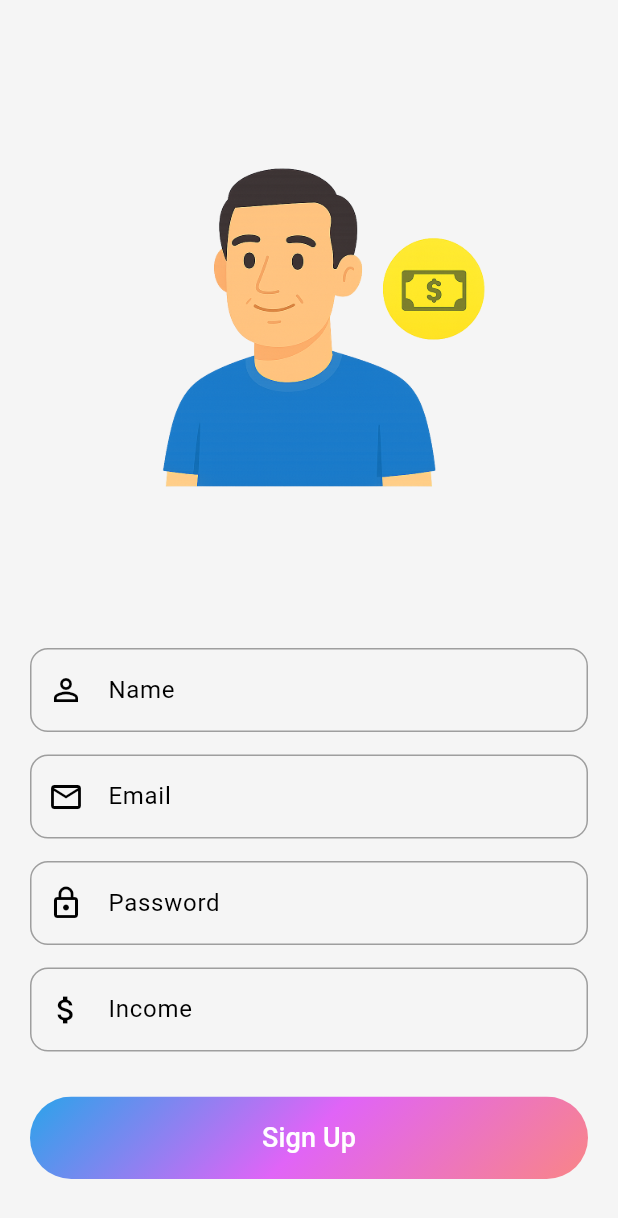
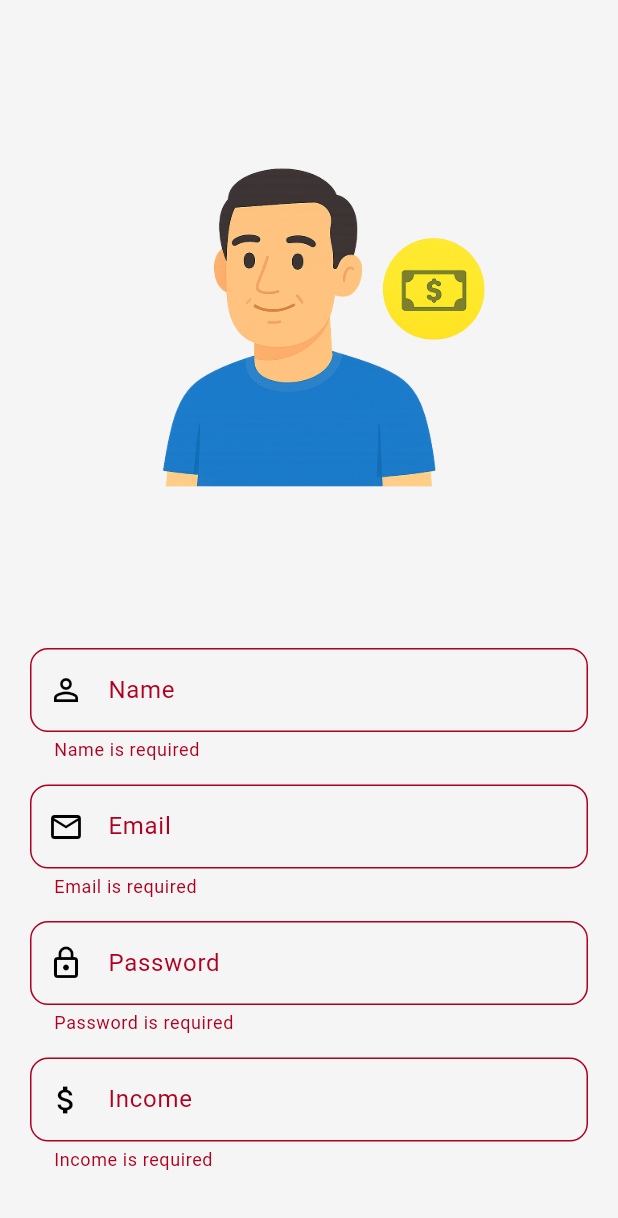
Before and after one commit to Fatma-kabil/MoneyNest, a Flutter app: the screen it shows after launch, after a tap on "Sign Up", on a phone screen of 412 x 824 dp. Shown: the top 1218 px of the screen. Run offline on Flutter 3.47's test engine with Material 3 defaults, Android fonts, the phone set to English and light mode, and no system bars; our stand-ins replace bloc, cloud_firestore, firebase_core, fl_chart, flutter_bloc, flutter_colorpicker; accounts and stored records are empty.

Commit message:
update sign up ui

```diff
--- a/lib/features/auth/presentation/views/sign_up_page.dart
+++ b/lib/features/auth/presentation/views/sign_up_page.dart
@@ -5,6 +5,8 @@ import 'package:money_nest/features/auth/presentation/views/widgets/sign_up_form
 
 class SignUpPage extends StatelessWidget {
   SignUpPage({super.key});
+
+  final _formKey = GlobalKey<FormState>();
 
   final nameController = TextEditingController();
   final emailController = TextEditingController();
@@ -14,25 +16,23 @@ class SignUpPage extends StatelessWidget {
   @override
   Widget build(BuildContext context) {
     final screenHeight = MediaQuery.of(context).size.height;
+
     return Scaffold(
-    //  backgroundColor: Colors.green,
       body: SafeArea(
         child: Padding(
           padding: const EdgeInsets.all(20),
           child: SingleChildScrollView(
             child: Column(
               children: [
-                //const SizedBox(height: 40),
                 SizedBox(
-                  height: screenHeight * 0.5, // يكون 25% من الشاشة بس
+                  height: screenHeight * 0.5,
                   child: Image.asset(
                     'assets/images/auth.png',
                     fit: BoxFit.fitHeight,
                   ),
                 ),
-
-                //   const SizedBox(height: 10),
                 SignUpForm(
+                  formKey: _formKey,
                   nameController: nameController,
                   emailController: emailController,
                   passwordController: passwordController,
@@ -41,7 +41,13 @@ class SignUpPage extends StatelessWidget {
                 const SizedBox(height: 30),
                 CustomButton(
                   onPressed: () {
-                    // Call your Cubit signUp
+                    if (_formKey.currentState!.validate()) {
+                      // ✅ البيانات صح .. استدعاء كيوبيت أو ريبوزيتوري
+                      debugPrint("Name: ${nameController.text}");
+                      debugPrint("Email: ${emailController.text}");
+                      debugPrint("Password: ${passwordController.text}");
+                      debugPrint("Income: ${incomeController.text}");
+                    }
                   },
                 ),
                 const SizedBox(height: 20),
@@ -49,7 +55,7 @@ class SignUpPage extends StatelessWidget {
                   question: "Have an account? ",
                   actionText: "Sign In",
                   onTap: () {
-                    //   Navigator.pushNamed(context, '/sign-in');
+                    // Navigator.pushNamed(context, '/sign-in');
                   },
                 ),
               ],
--- a/lib/features/auth/presentation/views/widgets/auth-footer.dart
+++ b/lib/features/auth/presentation/views/widgets/auth-footer.dart
@@ -17,14 +17,25 @@ class AuthFooter extends StatelessWidget {
     return Row(
       mainAxisAlignment: MainAxisAlignment.center,
       children: [
-        Text(question),
+        Text(
+          question,
+          style: const TextStyle(
+            fontSize: 15,
+            // fontWeight: FontWeight.bold,
+            color: Color.fromARGB(255, 3, 45, 79),
+          ),
+        ),
         GestureDetector(
           onTap: onTap,
           child: Text(
             actionText,
-            style: const TextStyle(fontWeight: FontWeight.bold),
+            style: const TextStyle(
+               fontSize: 15,
+              fontWeight: FontWeight.bold,
+              color: Color.fromARGB(255, 3, 45, 79),
+            ),
           ),
-        )
+        ),
       ],
     );
   }
--- a/lib/features/auth/presentation/views/widgets/custom_button.dart
+++ b/lib/features/auth/presentation/views/widgets/custom_button.dart
@@ -11,11 +11,11 @@ class CustomButton extends StatelessWidget {
   Widget build(BuildContext context) {
     return SizedBox(
       width: double.infinity,
-      height: 55,
+      height: 50,
       child: ElevatedButton(
         onPressed: onPressed,
         style: ElevatedButton.styleFrom(
-          shape: RoundedRectangleBorder(borderRadius: BorderRadius.circular(30)),
+          shape: RoundedRectangleBorder(borderRadius: BorderRadius.circular(100)),
           padding: EdgeInsets.zero,
           backgroundColor: Colors.transparent,
           elevation: 0,
@@ -30,13 +30,13 @@ class CustomButton extends StatelessWidget {
           ],
           transform: GradientRotation(pi / 4),
             ),
-            borderRadius: BorderRadius.circular(30),
+            borderRadius: BorderRadius.circular(15),
           ),
           child: Container(
             alignment: Alignment.center,
             child: const Text(
               "Sign Up",
-              style: TextStyle(color: Colors.white, fontSize: 18),
+              style: TextStyle(color: Colors.white, fontSize: 20),
             ),
           ),
         ),
--- a/lib/features/auth/presentation/views/widgets/custom_text_field.dart
+++ b/lib/features/auth/presentation/views/widgets/custom_text_field.dart
@@ -5,24 +5,30 @@ class CustomTextField extends StatelessWidget {
   final String hint;
   final TextEditingController controller;
   final bool isObscure;
+   final String? Function(String?)? validator; // ✅ جديد
 
   const CustomTextField({
     super.key,
     required this.icon,
     required this.hint,
     required this.controller,
-    this.isObscure = false,
+    this.isObscure = false, this.validator,
   });
 
   @override
   Widget build(BuildContext context) {
     return TextFormField(
+        validator: validator, // ✅ استخدم الفاليديشن
       controller: controller,
       obscureText: isObscure,
       decoration: InputDecoration(
         prefixIcon: Icon(icon),
-        hintText: hint,
+        label: Text(hint),
         border: OutlineInputBorder(borderRadius: BorderRadius.circular(12)),
+        focusedBorder: OutlineInputBorder(
+          borderRadius: BorderRadius.circular(12),
+          borderSide: const BorderSide(color: Colors.black),
+        ),
       ),
     );
   }
--- a/lib/features/auth/presentation/views/widgets/sign_up_form.dart
+++ b/lib/features/auth/presentation/views/widgets/sign_up_form.dart
@@ -6,6 +6,7 @@ class SignUpForm extends StatelessWidget {
   final TextEditingController emailController;
   final TextEditingController passwordController;
   final TextEditingController incomeController;
+  final GlobalKey<FormState> formKey;
 
   const SignUpForm({
     super.key,
@@ -13,23 +14,40 @@ class SignUpForm extends StatelessWidget {
     required this.emailController,
     required this.passwordController,
     required this.incomeController,
+    required this.formKey,
   });
 
   @override
   Widget build(BuildContext context) {
     return Form(
+      key: formKey,
       child: Column(
         children: [
           CustomTextField(
             controller: nameController,
             icon: Icons.person_outline,
             hint: "Name",
+            validator: (value) {
+              if (value == null || value.trim().isEmpty) {
+                return 'Name is required';
+              }
+              return null;
+            },
           ),
           const SizedBox(height: 15),
           CustomTextField(
             controller: emailController,
             icon: Icons.email_outlined,
             hint: "Email",
+            validator: (value) {
+              if (value == null || value.trim().isEmpty) {
+                return 'Email is required';
+              } else if (!RegExp(r'^[\w-\.]+@([\w-]+\.)+[\w]{2,4}$')
+                  .hasMatch(value)) {
+                return 'Enter a valid email';
+              }
+              return null;
+            },
           ),
           const SizedBox(height: 15),
           CustomTextField(
@@ -37,12 +55,28 @@ class SignUpForm extends StatelessWidget {
             icon: Icons.lock_outline,
             hint: "Password",
             isObscure: true,
+            validator: (value) {
+              if (value == null || value.trim().isEmpty) {
+                return 'Password is required';
+              } else if (value.length < 6) {
+                return 'Password must be at least 6 characters';
+              }
+              return null;
+            },
           ),
           const SizedBox(height: 15),
           CustomTextField(
             controller: incomeController,
             icon: Icons.attach_money,
             hint: "Income",
+            validator: (value) {
+              if (value == null || value.trim().isEmpty) {
+                return 'Income is required';
+              } else if (double.tryParse(value) == null) {
+                return 'Enter a valid number';
+              }
+              return null;
+            },
           ),
         ],
       ),
```
